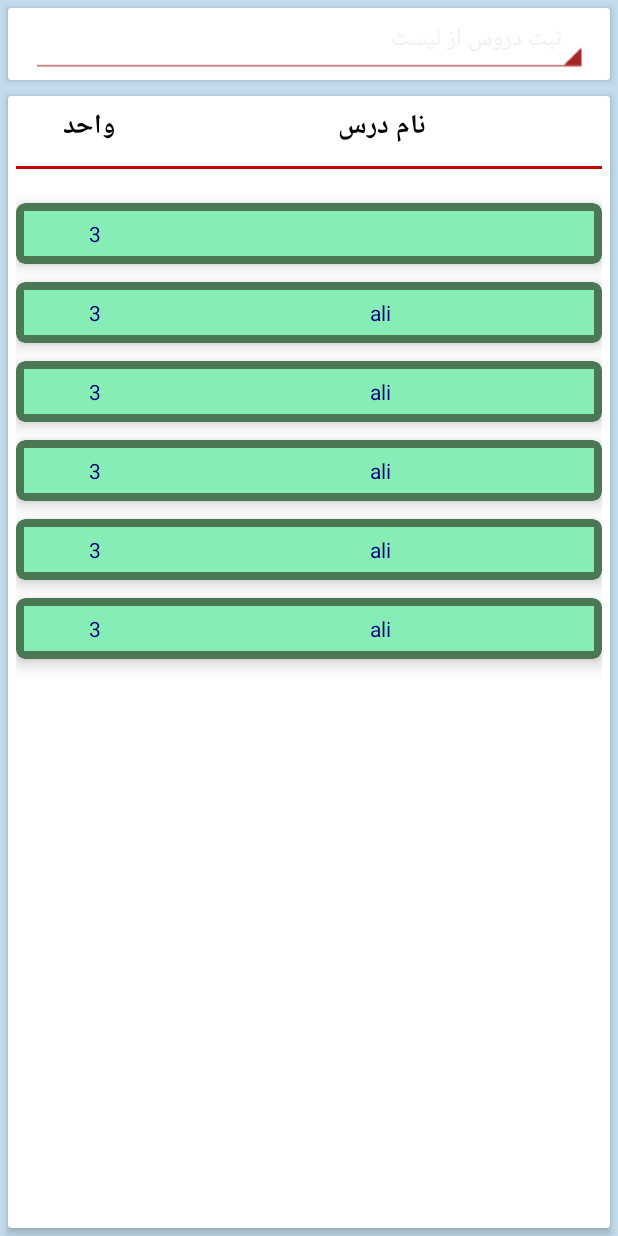
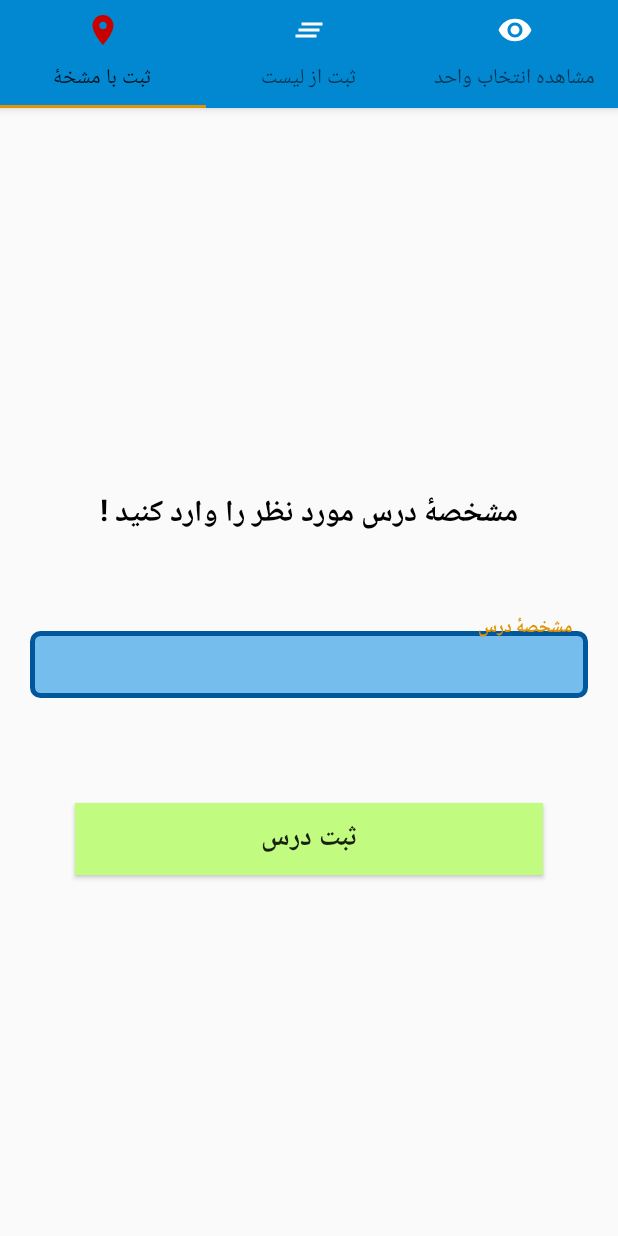
Before and after one commit to Amin397/Portal-daneshjoi, an Android app: the Entekhab_vahed screen opened directly, with no data from a screen before it, on a phone screen of 412 x 824 dp. Run offline under Robolectric (Android 15) with nearby library versions, the phone set to English and light mode, and no system bars; Roboto replaces fonts that are not available here.

Commit message:
Entekhab vahed _ RecyclerView Bug fixed

```diff
--- a/app/src/main/java/com/example/portaldaneshjo/Activity/Other_Activitys/Entekhab_vahed.java
+++ b/app/src/main/java/com/example/portaldaneshjo/Activity/Other_Activitys/Entekhab_vahed.java
@@ -1,6 +1,9 @@
 package com.example.portaldaneshjo.Activity.Other_Activitys;
 
+import android.graphics.Color;
+import android.support.design.widget.TabLayout;
 import android.support.v4.app.FragmentTransaction;
+import android.support.v4.view.ViewPager;
 import android.support.v7.app.AppCompatActivity;
 import android.os.Bundle;
 import android.view.View;
@@ -13,62 +16,44 @@ import com.example.portaldaneshjo.Fragments.Entekhabvahed.Sabt_list;
 import com.example.portaldaneshjo.Fragments.Entekhabvahed.Sabt_moshakhase;
 import com.example.portaldaneshjo.Fragments.Entekhabvahed.Moshahede_entekhabvahed;
 import com.example.portaldaneshjo.R;
+import com.example.portaldaneshjo.Util;
 
 public class Entekhab_vahed extends AppCompatActivity {
 
-    private Spinner spinner;
-    private FrameLayout frameLayout;
+    private ViewPager viewPager;
+    private TabLayout tabLayout;
+
+    Sabt_moshakhase sabt_moshakhase = new Sabt_moshakhase();
+    Sabt_list sabt_list = new Sabt_list();
+    Moshahede_entekhabvahed moshahede_entekhabvahed = new Moshahede_entekhabvahed();
 
     @Override
     protected void onCreate(Bundle savedInstanceState) {
         super.onCreate(savedInstanceState);
         setContentView(R.layout.activity_entekhab_vahed);
 
-        spinner = (Spinner) findViewById(R.id.spn_ravesh_entekhabvahed_id);
-        frameLayout = (FrameLayout) findViewById(R.id.frmcontainer_id);
+        viewPager = (ViewPager) findViewById(R.id.viewpager_entekhabvahed_id);
+        tabLayout = (TabLayout) findViewById(R.id.tabs_entekhabvahed_id);
 
-        setSpinner();
-        setClickListenerOfSpinner();
+        setUpViewPager(viewPager);
+        tabLayout.setupWithViewPager(viewPager);
+
+        setTabsIcon();
     }
 
-    public void setSpinner(){
-        ArrayAdapter<CharSequence> adapter = ArrayAdapter.createFromResource(getApplicationContext(),R.array.ravesh_array,
-                android.R.layout.simple_spinner_item);
-        adapter.setDropDownViewResource(android.R.layout.simple_spinner_dropdown_item);
-        spinner.setAdapter(adapter);
+    private void setTabsIcon() {
 
+        int[] icons = {R.drawable.ic_moshakhase_entekhabvahed_24dp,R.drawable.ic_list_entekhabvahed_24dp,R.drawable.ic_moshahede_entekhabvahed_24dp};
+        int selectedColor = Color.parseColor("#C70000");
+        int unSelectedColor = Color.parseColor("#ffffff");
+        Util.setupTabIcons(getApplicationContext(),tabLayout,icons,0,selectedColor,unSelectedColor);
     }
 
-    public void setClickListenerOfSpinner(){
-        spinner.setOnItemSelectedListener(new AdapterView.OnItemSelectedListener() {
-            @Override
-            public void onItemSelected(AdapterView<?> parent, View view, int position, long id) {
-                switch (position){
-                    case 0:{
-                        FragmentTransaction transaction = getSupportFragmentManager().beginTransaction();
-                        transaction.replace(R.id.frmcontainer_id,new Sabt_list());
-                        transaction.commit();
-                        break;
-                    }
-                    case 1:{
-                        FragmentTransaction transaction = getSupportFragmentManager().beginTransaction();
-                        transaction.replace(R.id.frmcontainer_id,new Sabt_moshakhase());
-                        transaction.commit();
-                        break;
-                    }
-                    case 2:{
-                        FragmentTransaction transaction = getSupportFragmentManager().beginTransaction();
-                        transaction.replace(R.id.frmcontainer_id,new Moshahede_entekhabvahed());
-                        transaction.commit();
-                        break;
-                    }
-                }
-            }
-
-            @Override
-            public void onNothingSelected(AdapterView<?> parent) {
-
-            }
-        });
+    private void setUpViewPager(ViewPager viewPager) {
+        Util.ViewPagerAdapter adapter = new Util.ViewPagerAdapter(getSupportFragmentManager());
+        adapter.addFragment(sabt_moshakhase,"ثبت با مشخۀ");
+        adapter.addFragment(sabt_list,"ثبت از لیست");
+        adapter.addFragment(moshahede_entekhabvahed,"مشاهده انتخاب واحد");
+        viewPager.setAdapter(adapter);
     }
 }
--- a/app/src/main/java/com/example/portaldaneshjo/Fragments/Entekhabvahed/Sabt_list.java
+++ b/app/src/main/java/com/example/portaldaneshjo/Fragments/Entekhabvahed/Sabt_list.java
@@ -38,15 +38,32 @@ public class Sabt_list extends Fragment {
         adapter = new RecyclerAdapter_Entekhabvahed(getContext(),items);
         recyclerView.setLayoutManager(new LinearLayoutManager(getContext()));
         recyclerView.setAdapter(adapter);
-        items.add(new RecyclerItem_Entekhabvahed("",3));
-        items.add(new RecyclerItem_Entekhabvahed("ali",3));
-        items.add(new RecyclerItem_Entekhabvahed("ali",3));
-        items.add(new RecyclerItem_Entekhabvahed("ali",3));
-        items.add(new RecyclerItem_Entekhabvahed("ali",3));
-        items.add(new RecyclerItem_Entekhabvahed("ali",3));
+        showdata();
         return view;
     }
 
     public void showdata(){
+
+        items.add(new RecyclerItem_Entekhabvahed("ریاضی مهندسی",3));
+        items.add(new RecyclerItem_Entekhabvahed("انقلاب اسلامی",2));
+        items.add(new RecyclerItem_Entekhabvahed("معماری کامپیوتر",3));
+        items.add(new RecyclerItem_Entekhabvahed("فیزیک 1",3));
+        items.add(new RecyclerItem_Entekhabvahed("مدار الکتریکی",3));
+        items.add(new RecyclerItem_Entekhabvahed("ریاضیات گسسته",3));
+        items.add(new RecyclerItem_Entekhabvahed("ریاضی 1",3));
+        items.add(new RecyclerItem_Entekhabvahed("ریاضی 2",3));
+        items.add(new RecyclerItem_Entekhabvahed("آمار و احتمال مهندسی",3));
+        items.add(new RecyclerItem_Entekhabvahed("زبان تخصصی",2));
+        items.add(new RecyclerItem_Entekhabvahed("وضیت حضرت امام",1));
+        items.add(new RecyclerItem_Entekhabvahed("اندیشه 1",1));
+        items.add(new RecyclerItem_Entekhabvahed("آزمایشگاه مدار الکتریکی",2));
+        items.add(new RecyclerItem_Entekhabvahed("آزمایشگاه فیزیک",2));
+        items.add(new RecyclerItem_Entekhabvahed("معادلات دیفرانسیل",3));
+        items.add(new RecyclerItem_Entekhabvahed("پایگاه داده",3));
+        items.add(new RecyclerItem_Entekhabvahed("گرافیک کامپیوتری",3));
+        items.add(new RecyclerItem_Entekhabvahed("هوش مصنوعی",3));
+        items.add(new RecyclerItem_Entekhabvahed("ساختمان داده",3));
+        items.add(new RecyclerItem_Entekhabvahed("ادبیات فارسی",3));
+        items.add(new RecyclerItem_Entekhabvahed("برنامه نویسی پیشرفته",3));
     }
 }
--- /dev/null
+++ b/app/src/main/res/drawable-v24/ic_list_entekhabvahed_24dp.xml
@@ -0,0 +1,9 @@
+<vector xmlns:android="http://schemas.android.com/apk/res/android"
+        android:width="24dp"
+        android:height="24dp"
+        android:viewportWidth="24.0"
+        android:viewportHeight="24.0">
+    <path
+        android:fillColor="#FF000000"
+        android:pathData="M5,13h14v-2L5,11v2zM3,17h14v-2L3,15v2zM7,7v2h14L21,7L7,7z"/>
+</vector>
--- /dev/null
+++ b/app/src/main/res/drawable-v24/ic_moshahede_entekhabvahed_24dp.xml
@@ -0,0 +1,9 @@
+<vector xmlns:android="http://schemas.android.com/apk/res/android"
+        android:width="24dp"
+        android:height="24dp"
+        android:viewportWidth="24.0"
+        android:viewportHeight="24.0">
+    <path
+        android:fillColor="#FF000000"
+        android:pathData="M12,4.5C7,4.5 2.73,7.61 1,12c1.73,4.39 6,7.5 11,7.5s9.27,-3.11 11,-7.5c-1.73,-4.39 -6,-7.5 -11,-7.5zM12,17c-2.76,0 -5,-2.24 -5,-5s2.24,-5 5,-5 5,2.24 5,5 -2.24,5 -5,5zM12,9c-1.66,0 -3,1.34 -3,3s1.34,3 3,3 3,-1.34 3,-3 -1.34,-3 -3,-3z"/>
+</vector>
--- /dev/null
+++ b/app/src/main/res/drawable-v24/ic_moshakhase_entekhabvahed_24dp.xml
@@ -0,0 +1,9 @@
+<vector xmlns:android="http://schemas.android.com/apk/res/android"
+        android:width="24dp"
+        android:height="24dp"
+        android:viewportWidth="24.0"
+        android:viewportHeight="24.0">
+    <path
+        android:fillColor="#FF000000"
+        android:pathData="M12,2C8.13,2 5,5.13 5,9c0,5.25 7,13 7,13s7,-7.75 7,-13c0,-3.87 -3.13,-7 -7,-7zM12,11.5c-1.38,0 -2.5,-1.12 -2.5,-2.5s1.12,-2.5 2.5,-2.5 2.5,1.12 2.5,2.5 -1.12,2.5 -2.5,2.5z"/>
+</vector>
--- a/app/src/main/res/layout/activity_entekhab_vahed.xml
+++ b/app/src/main/res/layout/activity_entekhab_vahed.xml
@@ -1,48 +1,29 @@
 <?xml version="1.0" encoding="utf-8"?>
-<RelativeLayout
+<android.support.design.widget.CoordinatorLayout
     xmlns:android="http://schemas.android.com/apk/res/android"
+    xmlns:tools="http://schemas.android.com/tools"
     xmlns:app="http://schemas.android.com/apk/res-auto"
-    xmlns:tools="http://schemas.android.com/tools"
     android:layout_width="match_parent"
-    android:background="@color/background_activities"
-    android:layout_height="match_parent"
-    tools:context=".Activity.Other_Activitys.Entekhab_vahed">
+    android:layout_height="match_parent">
 
-    <android.support.v7.widget.CardView
-        android:layout_width="match_parent"
-        android:id="@+id/itemcard0"
-        app:cardElevation="@dimen/cardelevation_3dp"
-        android:layout_margin="@dimen/margin_5dp"
-        android:layout_height="wrap_content">
+    <android.support.design.widget.AppBarLayout
+        android:id="@+id/appbar"
+        android:layout_height="wrap_content"
+        android:layout_width="match_parent">
 
-        <Spinner
+        <android.support.design.widget.TabLayout
+            android:id="@+id/tabs_entekhabvahed_id"
             android:layout_width="match_parent"
             android:layout_height="wrap_content"
-            android:layout_marginLeft="@dimen/margin_15dp"
-            android:layout_marginRight="@dimen/margin_15dp"
-            android:layout_marginBottom="@dimen/margin_5dp"
-            android:layout_below="@id/toolbar_barnamehaftegi_id"
-            android:id="@+id/spn_ravesh_entekhabvahed_id"
-            style="@style/DropSpinner"
-            android:textAlignment="center"/>
-    </android.support.v7.widget.CardView>
+            app:tabMode="fixed">
+        </android.support.design.widget.TabLayout>
+    </android.support.design.widget.AppBarLayout>
 
-    <android.support.v7.widget.CardView
-        android:layout_margin="@dimen/margin_5dp"
-        android:layout_below="@id/itemcard0"
-        app:cardElevation="@dimen/cardelevation_3dp"
+    <android.support.v4.view.ViewPager
+        android:id="@+id/viewpager_entekhabvahed_id"
         android:layout_width="match_parent"
+        app:layout_behavior="@string/appbar_scrolling_view_behavior"
         android:layout_height="match_parent">
 
-        <FrameLayout
-            android:layout_width="match_parent"
-            android:id="@+id/frmcontainer_id"
-            android:layout_height="match_parent">
-
-        </FrameLayout>
-
-    </android.support.v7.widget.CardView>
-
-
-
-</RelativeLayout>
+    </android.support.v4.view.ViewPager>
+</android.support.design.widget.CoordinatorLayout>
--- a/app/src/main/res/layout/item_recycler_entekhabvahed_simple.xml
+++ b/app/src/main/res/layout/item_recycler_entekhabvahed_simple.xml
@@ -4,11 +4,10 @@
     android:layout_width="match_parent"
     android:layout_height="wrap_content"
     android:padding="@dimen/padding_5dp"
-    android:elevation="123dp"
     android:layout_marginTop="12dp"
     app:cardBackgroundColor="#4a7855"
     app:cardCornerRadius="6dp"
-    app:cardElevation="6dp">
+    app:cardElevation="@dimen/cardelevation_3dp">
 
     <LinearLayout
         android:background="#87edb7"
@@ -21,6 +20,7 @@
         <TextView
             android:layout_weight="0.25"
             android:layout_width="0dp"
+            android:textStyle="bold"
             android:textAlignment="center"
             android:textColor="@color/tnb_name_color"
             android:padding="@dimen/padding_5dp"
@@ -31,7 +31,7 @@
             android:layout_weight="0.75"
             android:layout_width="0dp"
             android:textAlignment="center"
-            android:textColor="@color/tnb_name_color"
+            android:textColor="@color/white_color"
             android:padding="@dimen/padding_5dp"
             android:id="@+id/name_id"
             android:layout_height="match_parent" />
```
